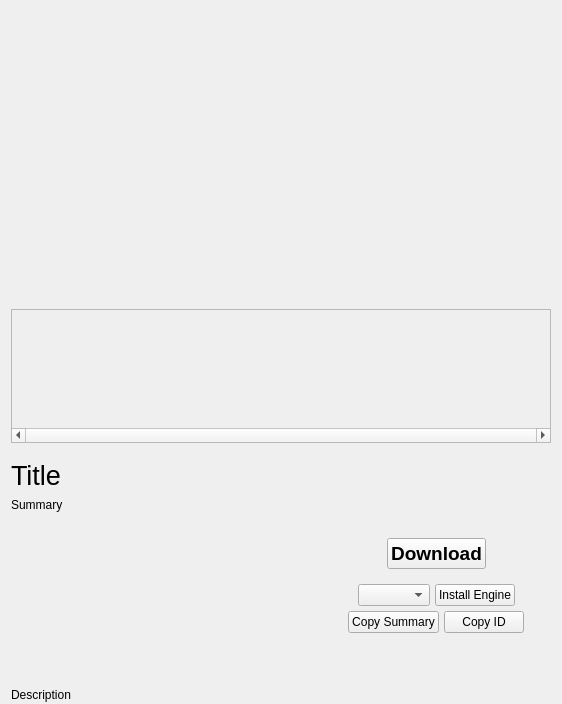
Old version of the form BaseClient/Source/ContentWidget.ui in the repository WorksAhead/Base.
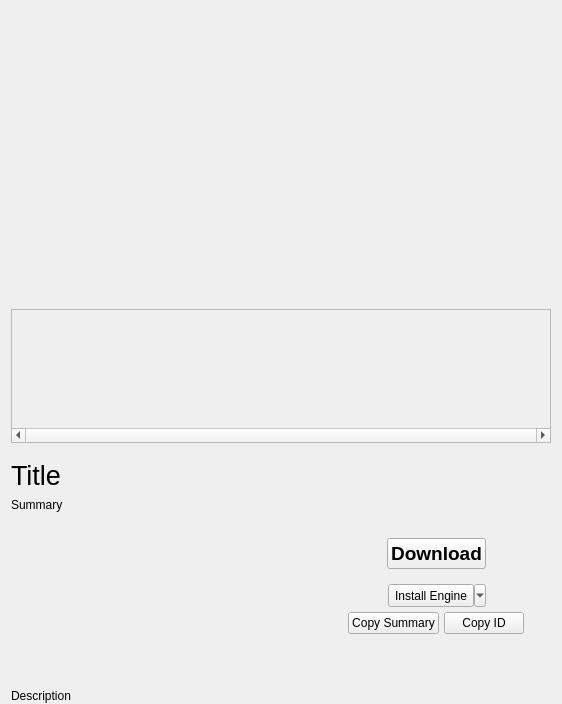
New version of the form. Custom widgets are drawn as their Qt base class.

Commit message: Install Engine 改为下拉式按钮。

The edit to the form file:
```diff
--- a/BaseClient/Source/ContentWidget.ui
+++ b/BaseClient/Source/ContentWidget.ui
@@ -202,17 +202,34 @@
           </spacer>
          </item>
          <item>
-          <widget class="QComboBox" name="engineVersionsBox">
-           <property name="sizeAdjustPolicy">
-            <enum>QComboBox::AdjustToContents</enum>
+          <widget class="QToolButton" name="installEngineButton">
+           <property name="sizePolicy">
+            <sizepolicy hsizetype="Preferred" vsizetype="Fixed">
+             <horstretch>0</horstretch>
+             <verstretch>0</verstretch>
+            </sizepolicy>
            </property>
-          </widget>
-         </item>
-         <item>
-          <widget class="QPushButton" name="installEngineButton">
+           <property name="minimumSize">
+            <size>
+             <width>0</width>
+             <height>23</height>
+            </size>
+           </property>
+           <property name="maximumSize">
+            <size>
+             <width>16777215</width>
+             <height>23</height>
+            </size>
+           </property>
            <property name="text">
             <string>Install Engine</string>
            </property>
+           <property name="popupMode">
+            <enum>QToolButton::MenuButtonPopup</enum>
+           </property>
+           <property name="toolButtonStyle">
+            <enum>Qt::ToolButtonTextOnly</enum>
+           </property>
           </widget>
          </item>
          <item>
```
Left out of the diff: 6 changed lines with no effect on the pictures. The commit also changes 3 other files.
